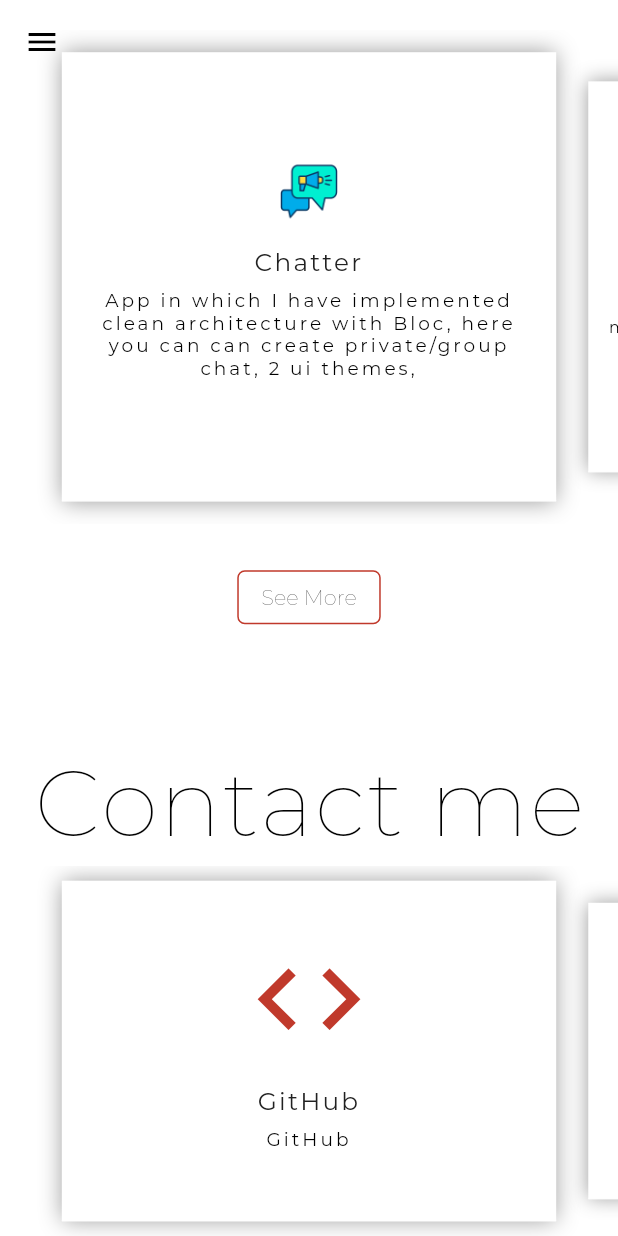
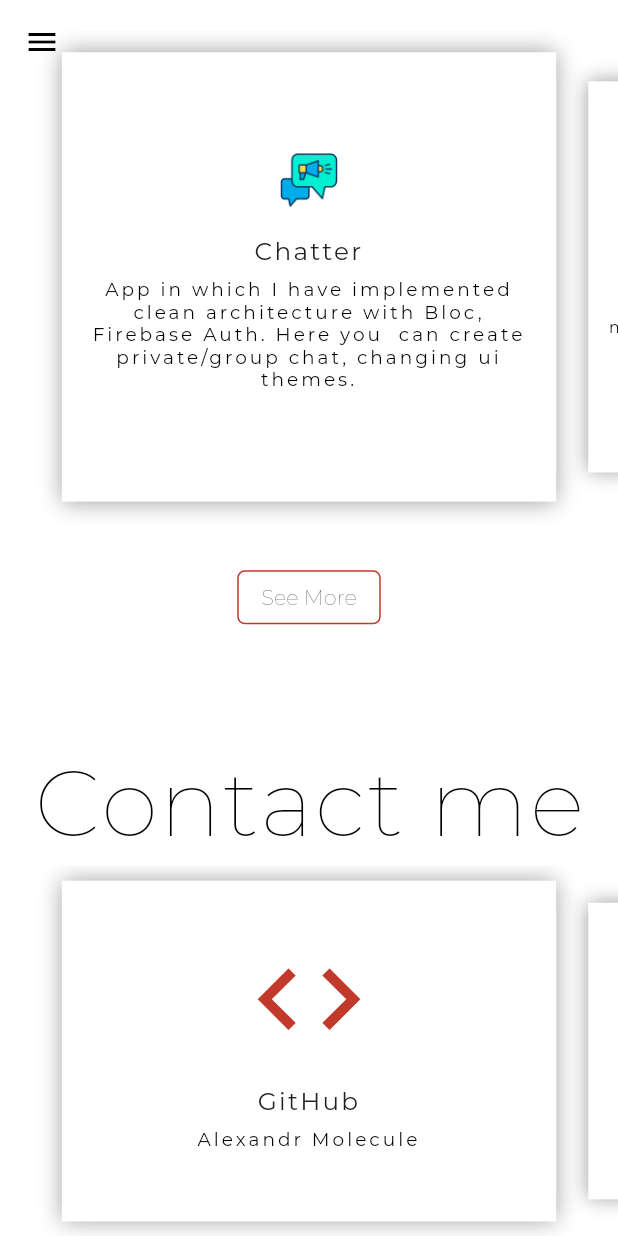
Before and after one commit to AlexandrMolecule/AlexandrMoleculePortfolio, a Flutter app: the screen it shows after launch, scrolled down 976 dp, on a phone screen of 412 x 824 dp. Run offline on Flutter 3.47's test engine with Material 2 defaults, Android fonts, the phone set to English and light mode, and no system bars; drawn by our look-alikes of carousel_slider; our stand-ins replace google_fonts; generated files the repository leaves out were written again; project files that could hold a hidden picture were left out.

Commit message:
edit grammar, add linkedin link

```diff
--- a/lib/constants.dart
+++ b/lib/constants.dart
@@ -4,12 +4,12 @@ import 'package:url_launcher/url_launcher.dart';
 
 const Color kPrimaryColor = Color(0xffC0392B);
 const kSocialIcons = [
-  "https://img.icons8.com/ios/50/000000/instagram-new--v2.png",
+  "https://img.icons8.com/ios/50/000000/linkedin.png",
   "https://img.icons8.com/dotty/80/000000/telegram-app.png",
   "https://img.icons8.com/ios/50/000000/github--v1.png"
 ];
 const kSocialLinks = [
-  "https://instagram.com/",
+  "https://www.linkedin.com/in/alexandr-gerasimov/",
   "https://t.me/camugyro",
   "https://github.com/AlexandrMolecule",
 ];
@@ -19,12 +19,12 @@ void launchURL(String _url) async =>
     await canLaunch(_url) ? await launch(_url) : throw 'Could not launch $_url';
 
 final kTools = [
+  "Dart",
   "Flutter",
-  "Dart",
+  "JavaScript",
   "Bloc",
   "FirebaseAuth",
   "FirebaseCloud/RD",
-  "JavaScript",
   "Hive"
 ];
 final kProjectsTitles = [
@@ -41,10 +41,10 @@ final kProjectsIcons = [
 ];
 
 final kProjectsDescriptions = [
-  "App in which I have implemented clean architecture with Bloc, here you can can create private/group chat, 2 ui themes,",
+  "App in which I have implemented clean architecture with Bloc, Firebase Auth. Here you  can create private/group chat, changing ui themes.",
   "In this tutorial project, I learned more about layout and practiced the use of Provider",
-  "My first commercial expirience in Flutter, I fixed the bugs, implemented real-time db, add new api-functions",
-  "Here I used hive to store the information, InheritedNotifier is responsible for state management .",
+  "My first commercial expirience in Flutter, I fixed the bugs, implemented real-time db for support chat, localization, responsive ui, added new api-functions",
+  "Here I used hive to store the Groups an Tasks, InheritedNotifier is responsible for state management.",
 ];
 final kProjectsLinks = [
   "https://github.com/AlexandrMolecule/chatter",
@@ -55,12 +55,14 @@ final kProjectsLinks = [
 
 final kContactIcons = [
   Icons.code,
+  Icons.work,
   Icons.messenger_outline_outlined,
   Icons.mail,
 ];
 
 final kContactTitles = [
   "GitHub",
+  "LinkedIn",
   "Telegram",
   "Email",
 ];
--- a/lib/l10n/app_en.arb
+++ b/lib/l10n/app_en.arb
@@ -7,7 +7,7 @@
     "city": "Voronezh, Russia",
     "about_header": "About Me",
     "about_who": "Alexandr Gerasimov, Flutter novice developer",
-    "about_text": "I am a second-year student, I have been developing mobile applications for 6 months, recently completed my first serious (for me) order on freelance, created several pet-projects, previously developed web-applications for 1 year, but when I learned about Flutter I completely immersed myself in it",
+    "about_text": "I am a second-year student. I have been developing mobile applications for 6 months. Recently i completed my first serious (for me) order on freelance, created several pet-projects. Previously i developed web-applications for 1 year, but when I learned about Flutter I completely immersed myself in it",
     "about_technologies": "Technologies I have worked with:",
     "about_name": "Name",
     "name": "Alexandr Gerasimov",
--- a/lib/l10n/app_ru.arb
+++ b/lib/l10n/app_ru.arb
@@ -17,7 +17,4 @@
     "projects_header": "Портфолио",
     "contact_header": "Контакты",
     "projects_advice": "Подробнее.."
-
-
-
 }
--- a/lib/view/contact/contact_desktop.dart
+++ b/lib/view/contact/contact_desktop.dart
@@ -10,7 +10,8 @@ class ContactDesktop extends StatelessWidget {
   @override
   Widget build(BuildContext context) {
     List<String> kContactDetails = [
-      "GitHub",
+      "Alexandr Molecule",
+      "Alexandr Gerasimov",
       "Telegram: @camugyro",
       "sanyamolekula@gmail.com"
     ];
@@ -35,14 +36,14 @@ class ContactDesktop extends StatelessWidget {
                 padding: const EdgeInsets.symmetric(horizontal: 12.0),
                 child: WidgetAnimator(
                   child: ProjectCard(
-                    needToCopy: index == 2 ? true : null,
+                    needToCopy: index == 3 ? true : null,
                     cardWidth: width < 1200 ? width * 0.25 : width * 0.2,
                     cardHeight: width < 1200 ? height * 0.28 : height * 0.25,
-                    projectLink: index == 1
+                    projectLink: index == 2
                         ? "https://t.me/camugyro"
                         : index == 0
                             ? 'https://github.com/AlexandrMolecule'
-                            : null,
+                            : index == 1? 'https://www.linkedin.com/in/alexandr-gerasimov' : null,
                     projectIconData: kContactIcons[index],
                     projectTitle: kContactTitles[index],
                     projectDescription: kContactDetails[index],
--- a/lib/view/contact/contact_mobile.dart
+++ b/lib/view/contact/contact_mobile.dart
@@ -9,7 +9,7 @@ import '../../constants.dart';
 class ContactMobile extends StatelessWidget {
   @override
   Widget build(BuildContext context) {
-    List<String> kContactDetails = ["GitHub", "Telegram: @camugyro", "sanyamolekula@gmail.com"];
+    List<String> kContactDetails = ["Alexandr Molecule", "Alexandr Gerasimov", "Telegram: @camugyro", "sanyamolekula@gmail.com"];
 
     double height = MediaQuery.of(context).size.height;
     double width = MediaQuery.of(context).size.width;
@@ -19,13 +19,13 @@ class ContactMobile extends StatelessWidget {
           CustomSectionHeading(text: "\n${AppLocalizations.of(context)!.contact_header}"),
           SizedBox(height: 5,),
           CarouselSlider.builder(
-            itemCount: 3,
+            itemCount: 4,
             itemBuilder: (BuildContext context, int itemIndex, int index) =>
                 Padding(
               padding: const EdgeInsets.symmetric(vertical: 10.0),
               child: ProjectCard(
-                needToCopy: index == 2? true : null,
-                projectLink: index == 1? "https://t.me/camugyro" : index == 0? 'https://github.com/AlexandrMolecule': null,
+                needToCopy: index == 3? true : null,
+                projectLink: index == 2? "https://t.me/camugyro" : index == 0? 'https://github.com/AlexandrMolecule': index == 1? 'https://www.linkedin.com/in/alexandr-gerasimov' : null,
                 cardWidth: width > 480 ? width * 0.5 : width * 0.8,
                 projectIconData: kContactIcons[index],
                 projectTitle: kContactTitles[index],
```
Also changed, not shown: lib/view/about/about_mobile.dart (+6 -8 lines), lib/view/about/about_tab.dart (+7 -12 lines), assets/500x500.png (added), assets/icons/linkedin.png (added).
